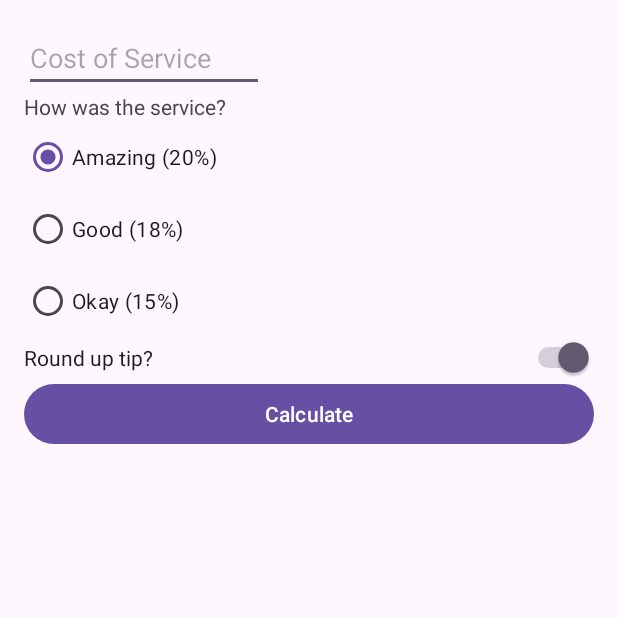
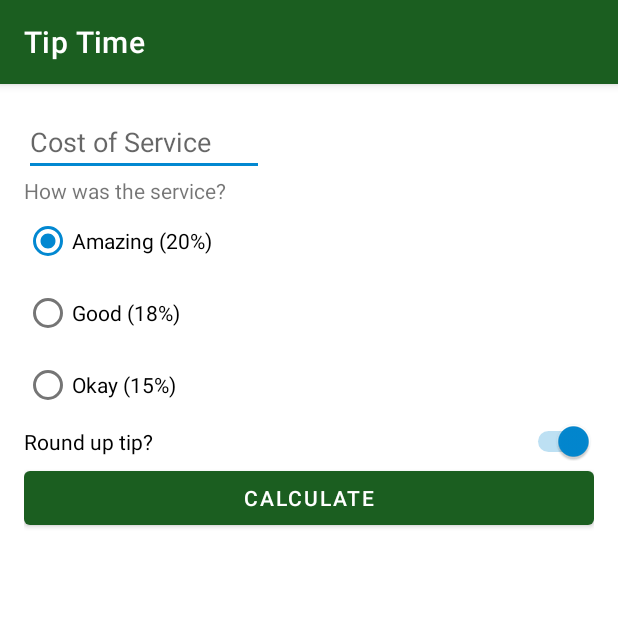
Before and after one commit to Aleksei-L/Tip_Time, an Android app: the screen it shows after launch (MainActivity), on a phone screen of 412 x 824 dp, the top half of it. Run offline under Robolectric (Android 15) with nearby library versions, the phone set to English and light mode, and no system bars.

Commit message:
Added light and dark themes

```diff
--- a/app/src/main/res/values-night/themes.xml
+++ b/app/src/main/res/values-night/themes.xml
@@ -1,7 +1,16 @@
 <resources xmlns:tools="http://schemas.android.com/tools">
-    <!-- Base application theme. -->
-    <style name="Base.Theme.TipTime" parent="Theme.Material3.DayNight.NoActionBar">
-        <!-- Customize your dark theme here. -->
-        <!-- <item name="colorPrimary">@color/my_dark_primary</item> -->
+    <!-- Application theme for dark theme. -->
+    <style name="Theme.TipTime" parent="Theme.MaterialComponents.DayNight.DarkActionBar">
+        <!-- Primary brand color. -->
+        <item name="colorPrimary">@color/green_light</item>
+        <item name="colorPrimaryVariant">@color/green</item>
+        <item name="colorOnPrimary">@color/black</item>
+        <!-- Secondary brand color. -->
+        <item name="colorSecondary">@color/blue_light</item>
+        <item name="colorSecondaryVariant">@color/blue_light</item>
+        <item name="colorOnSecondary">@color/black</item>
+        <!-- Status bar color. -->
+        <item name="android:statusBarColor" tools:targetApi="l">?attr/colorPrimaryVariant</item>
+        <!-- Customize your theme here. -->
     </style>
 </resources>
--- a/app/src/main/res/values/colors.xml
+++ b/app/src/main/res/values/colors.xml
@@ -2,4 +2,11 @@
 <resources>
     <color name="black">#FF000000</color>
     <color name="white">#FFFFFFFF</color>
+    <!-- My colors -->
+    <color name="green">#FF1B5E20</color>
+    <color name="green_dark">#FF003300</color>
+    <color name="green_light">#FFA5D6A7</color>
+    <color name="blue"> #FF0288D1</color>
+    <color name="blue_dark">#FF005B9F</color>
+    <color name="blue_light">#FF81D4FA</color>
 </resources>
--- a/app/src/main/res/values/themes.xml
+++ b/app/src/main/res/values/themes.xml
@@ -1,9 +1,16 @@
 <resources xmlns:tools="http://schemas.android.com/tools">
     <!-- Base application theme. -->
-    <style name="Base.Theme.TipTime" parent="Theme.Material3.DayNight.NoActionBar">
-        <!-- Customize your light theme here. -->
-        <!-- <item name="colorPrimary">@color/my_light_primary</item> -->
+    <style name="Theme.TipTime" parent="Theme.MaterialComponents.DayNight.DarkActionBar">
+        <!-- Primary brand color. -->
+        <item name="colorPrimary">@color/green</item>
+        <item name="colorPrimaryVariant">@color/green_dark</item>
+        <item name="colorOnPrimary">@color/white</item>
+        <!-- Secondary brand color. -->
+        <item name="colorSecondary">@color/blue</item>
+        <item name="colorSecondaryVariant">@color/blue_dark</item>
+        <item name="colorOnSecondary">@color/black</item>
+        <!-- Status bar color. -->
+        <item name="android:statusBarColor" tools:targetApi="l">?attr/colorPrimaryVariant</item>
+        <!-- Customize your theme here. -->
     </style>
-
-    <style name="Theme.TipTime" parent="Base.Theme.TipTime" />
 </resources>
```
